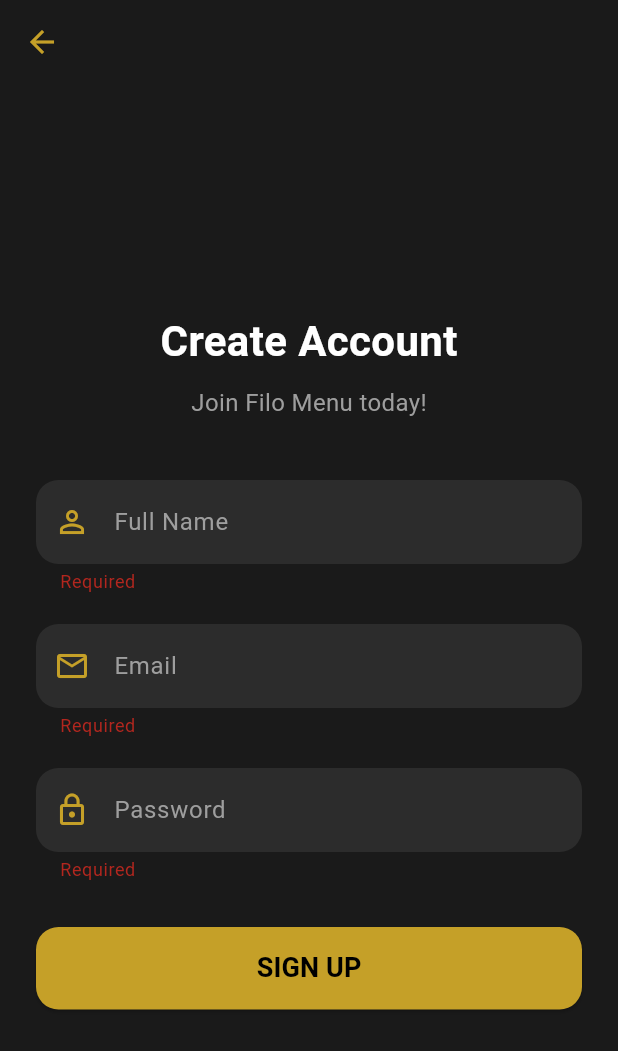
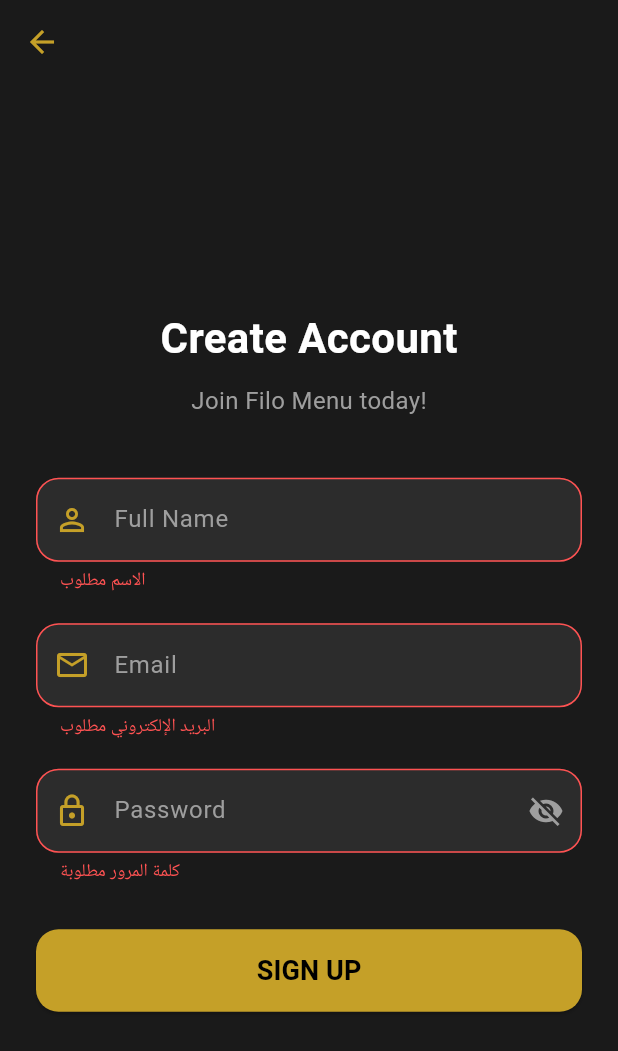
Before and after one commit to AbdallahYass/filo-frontend, a Flutter app: the SignupScreen screen opened directly, after a tap on "SIGN UP", on a phone screen of 412 x 824 dp. Shown: the top 1051 px of the screen. Run offline on Flutter 3.47's test engine with Material 3 defaults, Android fonts, the phone set to English and light mode, and no system bars; our stand-ins replace qr_flutter, video_player; missing offline and left inert: mobile_scanner.

```diff
--- a/lib/screens/auth/signup_screen.dart
+++ b/lib/screens/auth/signup_screen.dart
@@ -16,45 +16,92 @@
   final AuthService _authService = AuthService();
 
   bool _isLoading = false;
+  bool _isPasswordVisible = false; // للتحكم في أيقونة العين
 
   // الألوان
   final Color _goldColor = const Color(0xFFC5A028);
   final Color _darkBackground = const Color(0xFF1A1A1A);
   final Color _fieldColor = const Color(0xFF2C2C2C);
 
+  // --- دوال التحقق (Validation) ---
+
+  // 1. التحقق من صيغة الإيميل
+  String? _validateEmail(String? value) {
+    if (value == null || value.isEmpty) {
+      return "البريد الإلكتروني مطلوب";
+    }
+    // تعبير نمطي للتأكد من شكل الإيميل الصحيح
+    final emailRegex = RegExp(r'^[\w-\.]+@([\w-]+\.)+[\w-]{2,4}$');
+    if (!emailRegex.hasMatch(value)) {
+      return "يرجى إدخال بريد إلكتروني صالح (مثال: user@mail.com)";
+    }
+    return null;
+  }
+
+  // 2. التحقق من قوة كلمة المرور
+  String? _validatePassword(String? value) {
+    if (value == null || value.isEmpty) {
+      return "كلمة المرور مطلوبة";
+    }
+    if (value.length < 8) {
+      return "يجب أن تكون كلمة المرور 8 خانات على الأقل";
+    }
+    // (اختياري) تفعيل شروط أقوى
+    // if (!value.contains(RegExp(r'[A-Z]'))) return "يجب أن تحتوي حرفاً كبيراً واحداً";
+    // if (!value.contains(RegExp(r'[0-9]'))) return "يجب أن تحتوي رقماً واحداً";
+    return null;
+  }
+
   void _register() async {
     if (!_formKey.currentState!.validate()) return;
 
     setState(() => _isLoading = true);
 
-    bool success = await _authService.register(
-      _nameController.text,
-      _emailController.text,
+    // استدعاء السيرفس (لاحظ أننا ننتظر رسالة خطأ أو null)
+    String? errorMessage = await _authService.register(
+      _nameController.text.trim(), // trim لإزالة المسافات الزائدة
+      _emailController.text.trim(),
       _passwordController.text,
     );
 
     setState(() => _isLoading = false);
 
-    if (success) {
+    if (errorMessage == null) {
+      // النجاح (الرسالة null)
       if (mounted) {
         ScaffoldMessenger.of(context).showSnackBar(
           const SnackBar(
-            content: Text('Account Created! Please Login ✅'),
+            content: Text('تم إنشاء الحساب بنجاح! يرجى تسجيل الدخول ✅'),
             backgroundColor: Colors.green,
+            duration: Duration(seconds: 3),
           ),
         );
         Navigator.pop(context); // الرجوع لشاشة الدخول
       }
     } else {
+      // الفشل (عرض رسالة السيرفر المحددة)
       if (mounted) {
-        ScaffoldMessenger.of(context).showSnackBar(
-          const SnackBar(
-            content: Text('Registration Failed ❌'),
-            backgroundColor: Colors.red,
-          ),
-        );
+        _showErrorDialog(errorMessage);
       }
     }
+  }
+
+  // نافذة منبثقة لعرض الخطأ بشكل واضح
+  void _showErrorDialog(String message) {
+    showDialog(
+      context: context,
+      builder: (ctx) => AlertDialog(
+        backgroundColor: Colors.grey[900],
+        title: const Text("تنبيه", style: TextStyle(color: Colors.white)),
+        content: Text(message, style: const TextStyle(color: Colors.grey)),
+        actions: [
+          TextButton(
+            onPressed: () => Navigator.of(ctx).pop(),
+            child: Text("حسناً", style: TextStyle(color: _goldColor)),
+          ),
+        ],
+      ),
+    );
   }
 
   @override
@@ -64,7 +111,7 @@
       appBar: AppBar(
         backgroundColor: Colors.transparent,
         elevation: 0,
-        iconTheme: IconThemeData(color: _goldColor), // زر الرجوع ذهبي
+        iconTheme: IconThemeData(color: _goldColor),
       ),
       body: Center(
         child: SingleChildScrollView(
@@ -91,26 +138,30 @@
 
                 // 1. الاسم
                 _buildTextField(
-                  _nameController,
-                  "Full Name",
-                  Icons.person_outline,
+                  controller: _nameController,
+                  label: "Full Name",
+                  icon: Icons.person_outline,
+                  validator: (val) => val!.isEmpty ? "الاسم مطلوب" : null,
                 ),
                 const SizedBox(height: 20),
 
-                // 2. الإيميل
+                // 2. الإيميل (مع التحقق القوي)
                 _buildTextField(
-                  _emailController,
-                  "Email",
-                  Icons.email_outlined,
+                  controller: _emailController,
+                  label: "Email",
+                  icon: Icons.email_outlined,
+                  inputType: TextInputType.emailAddress,
+                  validator: _validateEmail,
                 ),
                 const SizedBox(height: 20),
 
-                // 3. كلمة المرور
+                // 3. كلمة المرور (مع إظهار/إخفاء وتحقق قوي)
                 _buildTextField(
-                  _passwordController,
-                  "Password",
-                  Icons.lock_outline,
+                  controller: _passwordController,
+                  label: "Password",
+                  icon: Icons.lock_outline,
                   isPassword: true,
+                  validator: _validatePassword,
                 ),
                 const SizedBox(height: 30),
 
@@ -146,20 +197,39 @@
     );
   }
 
-  Widget _buildTextField(
-    TextEditingController controller,
-    String label,
-    IconData icon, {
+  Widget _buildTextField({
+    required TextEditingController controller,
+    required String label,
+    required IconData icon,
     bool isPassword = false,
+    String? Function(String?)? validator,
+    TextInputType inputType = TextInputType.text,
   }) {
     return TextFormField(
       controller: controller,
-      obscureText: isPassword,
+      obscureText: isPassword && !_isPasswordVisible,
+      keyboardType: inputType,
       style: const TextStyle(color: Colors.white),
       decoration: InputDecoration(
         labelText: label,
         labelStyle: const TextStyle(color: Colors.grey),
         prefixIcon: Icon(icon, color: _goldColor),
+
+        // زر العين (يظهر فقط إذا كان الحقل كلمة مرور)
+        suffixIcon: isPassword
+            ? IconButton(
+                icon: Icon(
+                  _isPasswordVisible ? Icons.visibility : Icons.visibility_off,
+                  color: Colors.grey,
+                ),
+                onPressed: () {
+                  setState(() {
+                    _isPasswordVisible = !_isPasswordVisible;
+                  });
+                },
+              )
+            : null,
+
         filled: true,
         fillColor: _fieldColor,
         border: OutlineInputBorder(
@@ -170,8 +240,13 @@
           borderRadius: BorderRadius.circular(15),
           borderSide: BorderSide(color: _goldColor),
         ),
+        errorStyle: const TextStyle(color: Colors.redAccent, fontSize: 12),
+        errorBorder: OutlineInputBorder(
+          borderRadius: BorderRadius.circular(15),
+          borderSide: const BorderSide(color: Colors.redAccent),
+        ),
       ),
-      validator: (val) => val!.isEmpty ? "Required" : null,
+      validator: validator,
     );
   }
 }
--- a/lib/services/auth_service.dart
+++ b/lib/services/auth_service.dart
@@ -11,27 +11,24 @@
   final String _apiKey = 'FiloSecretKey202512341234';
 
   // 1. تسجيل حساب جديد
-  Future<bool> register(String name, String email, String password) async {
+  // 1. تسجيل حساب جديد (معدلة لترجع رسالة الخطأ)
+  Future<String?> register(String name, String email, String password) async {
     try {
       final response = await http.post(
         Uri.parse('$_baseUrl/register'),
-        headers: {
-          'Content-Type': 'application/json',
-          'x-api-key': _apiKey, // 👈 هذا هو السطر المفقود الذي يسبب المشكلة
-        },
+        headers: {'Content-Type': 'application/json', 'x-api-key': _apiKey},
         body: jsonEncode({'name': name, 'email': email, 'password': password}),
       );
 
       if (response.statusCode == 201) {
-        print("تم التسجيل بنجاح!");
-        return true;
+        return null; // null يعني العملية نجحت بدون أخطاء
       } else {
-        print('خطأ في التسجيل: ${response.body}');
-        return false;
+        // فك تشفير رسالة الخطأ القادمة من السيرفر
+        final body = jsonDecode(response.body);
+        return body['error'] ?? 'فشل التسجيل لسبب غير معروف';
       }
     } catch (e) {
-      print('خطأ في الاتصال: $e');
-      return false;
+      return 'خطأ في الاتصال بالإنترنت';
     }
   }
 
```
